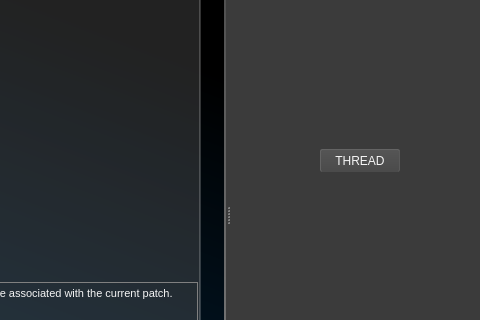
First picture: the form in src/mainwindow.ui, repository noedigcode/konfyt, before the edit; both pictures show x 668 to 1148 and y 160 to 480 of the 1148 by 716 pixel window.
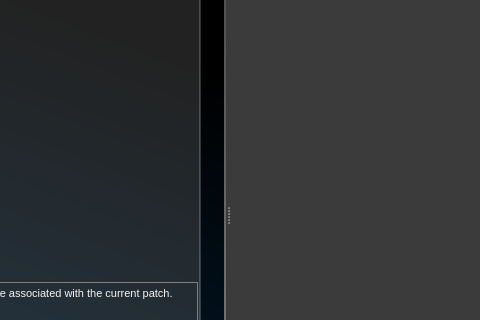
Second picture: the form after the edit. The open tabs and pages were chosen to show the change. Icons and pictures are not drawn.

What changed in the file:
```diff
--- a/src/mainwindow.ui
+++ b/src/mainwindow.ui
@@ -6283,19 +6283,6 @@
         <attribute name="title">
          <string>Playground</string>
         </attribute>
-        <widget class="QPushButton" name="pushButton_ThreadTest">
-         <property name="geometry">
-          <rect>
-           <x>90</x>
-           <y>250</y>
-           <width>80</width>
-           <height>23</height>
-          </rect>
-         </property>
-         <property name="text">
-          <string>THREAD</string>
-         </property>
-        </widget>
        </widget>
       </widget>
      </widget>
```
